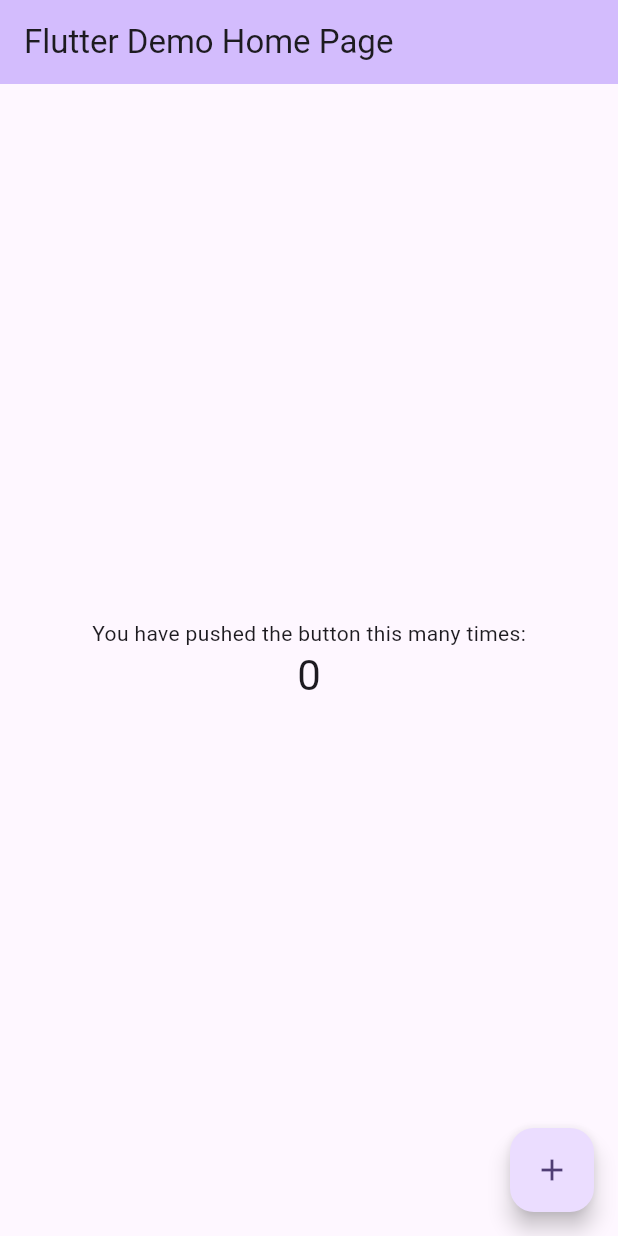
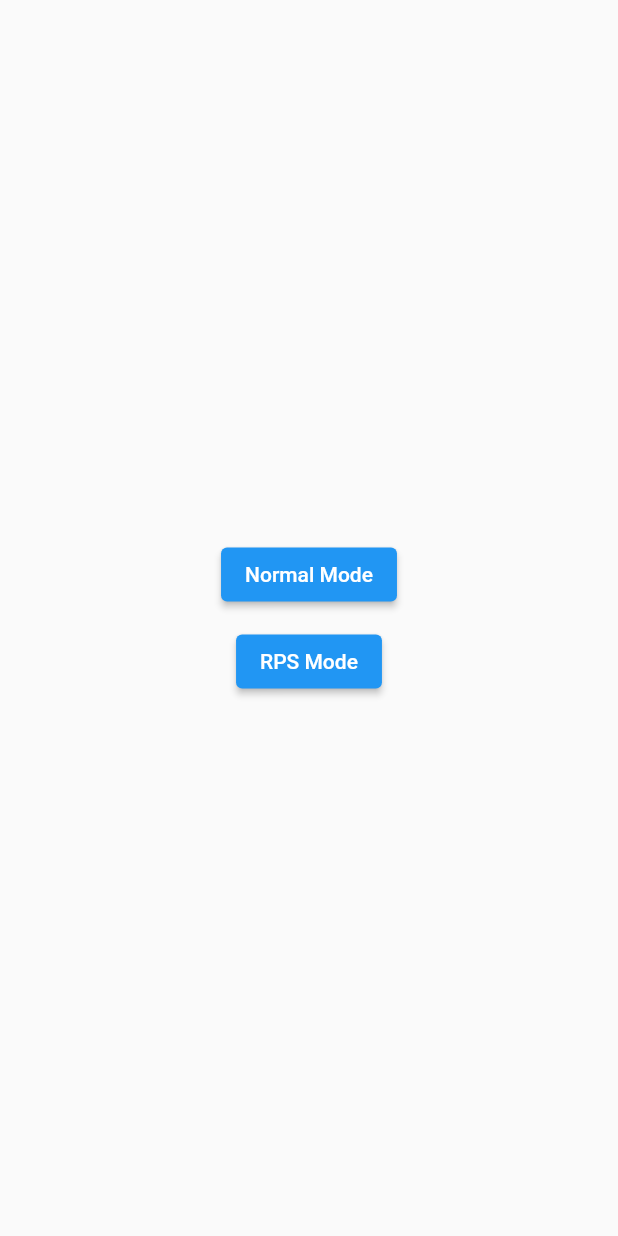
Before and after one commit to Anonymous747/chess_rps, a Flutter app: the screen it shows after launch, on a phone screen of 412 x 824 dp. Run offline on Flutter 3.47's test engine with Material 2 defaults, Android fonts, the phone set to English and light mode, and no system bars.

```diff
--- /dev/null
+++ b/lib/common/typedef.dart
@@ -0,0 +1,3 @@
+import 'package:flutter/material.dart';
+
+typedef WidgetBuilder = Widget Function(BuildContext);
--- a/lib/main.dart
+++ b/lib/main.dart
@@ -1,125 +1,29 @@
+import 'package:chess_rps/screen/mode_selector.dart';
+import 'package:chess_rps/utils/app_routes.dart';
+import 'package:chess_rps/utils/custom_router.dart';
 import 'package:flutter/material.dart';
 
-void main() {
-  runApp(const MyApp());
-}
+void main() => runApp(const Root());
 
-class MyApp extends StatelessWidget {
-  const MyApp({super.key});
+class Root extends StatelessWidget {
+  const Root({Key? key}) : super(key: key);
 
-  // This widget is the root of your application.
   @override
   Widget build(BuildContext context) {
     return MaterialApp(
-      title: 'Flutter Demo',
-      theme: ThemeData(
-        // This is the theme of your application.
-        //
-        // TRY THIS: Try running your application with "flutter run". You'll see
-        // the application has a blue toolbar. Then, without quitting the app,
-        // try changing the seedColor in the colorScheme below to Colors.green
-        // and then invoke "hot reload" (save your changes or press the "hot
-        // reload" button in a Flutter-supported IDE, or press "r" if you used
-        // the command line to start the app).
-        //
-        // Notice that the counter didn't reset back to zero; the application
-        // state is not lost during the reload. To reset the state, use hot
-        // restart instead.
-        //
-        // This works for code too, not just values: Most code changes can be
-        // tested with just a hot reload.
-        colorScheme: ColorScheme.fromSeed(seedColor: Colors.deepPurple),
-        useMaterial3: true,
-      ),
-      home: const MyHomePage(title: 'Flutter Demo Home Page'),
+      navigatorKey: routerKey,
+      routes: appRoutes,
+      initialRoute: ModeSelector.routeName,
+      onGenerateRoute: (settings) {
+        final route = settings.name;
+
+        if (route == null || route.isEmpty || !appRoutes.containsKey(route)) {
+          return null;
+        }
+
+        return MaterialPageRoute(
+            builder: (context) => appRoutes[route]!(context));
+      },
     );
   }
 }
-
-class MyHomePage extends StatefulWidget {
-  const MyHomePage({super.key, required this.title});
-
-  // This widget is the home page of your application. It is stateful, meaning
-  // that it has a State object (defined below) that contains fields that affect
-  // how it looks.
-
-  // This class is the configuration for the state. It holds the values (in this
-  // case the title) provided by the parent (in this case the App widget) and
-  // used by the build method of the State. Fields in a Widget subclass are
-  // always marked "final".
-
-  final String title;
-
-  @override
-  State<MyHomePage> createState() => _MyHomePageState();
-}
-
-class _MyHomePageState extends State<MyHomePage> {
-  int _counter = 0;
-
-  void _incrementCounter() {
-    setState(() {
-      // This call to setState tells the Flutter framework that something has
-      // changed in this State, which causes it to rerun the build method below
-      // so that the display can reflect the updated values. If we changed
-      // _counter without calling setState(), then the build method would not be
-      // called again, and so nothing would appear to happen.
-      _counter++;
-    });
-  }
-
-  @override
-  Widget build(BuildContext context) {
-    // This method is rerun every time setState is called, for instance as done
-    // by the _incrementCounter method above.
-    //
-    // The Flutter framework has been optimized to make rerunning build methods
-    // fast, so that you can just rebuild anything that needs updating rather
-    // than having to individually change instances of widgets.
-    return Scaffold(
-      appBar: AppBar(
-        // TRY THIS: Try changing the color here to a specific color (to
-        // Colors.amber, perhaps?) and trigger a hot reload to see the AppBar
-        // change color while the other colors stay the same.
-        backgroundColor: Theme.of(context).colorScheme.inversePrimary,
-        // Here we take the value from the MyHomePage object that was created by
-        // the App.build method, and use it to set our appbar title.
-        title: Text(widget.title),
-      ),
-      body: Center(
-        // Center is a layout widget. It takes a single child and positions it
-        // in the middle of the parent.
-        child: Column(
-          // Column is also a layout widget. It takes a list of children and
-          // arranges them vertically. By default, it sizes itself to fit its
-          // children horizontally, and tries to be as tall as its parent.
-          //
-          // Column has various properties to control how it sizes itself and
-          // how it positions its children. Here we use mainAxisAlignment to
-          // center the children vertically; the main axis here is the vertical
-          // axis because Columns are vertical (the cross axis would be
-          // horizontal).
-          //
-          // TRY THIS: Invoke "debug painting" (choose the "Toggle Debug Paint"
-          // action in the IDE, or press "p" in the console), to see the
-          // wireframe for each widget.
-          mainAxisAlignment: MainAxisAlignment.center,
-          children: <Widget>[
-            const Text(
-              'You have pushed the button this many times:',
-            ),
-            Text(
-              '$_counter',
-              style: Theme.of(context).textTheme.headlineMedium,
-            ),
-          ],
-        ),
-      ),
-      floatingActionButton: FloatingActionButton(
-        onPressed: _incrementCounter,
-        tooltip: 'Increment',
-        child: const Icon(Icons.add),
-      ), // This trailing comma makes auto-formatting nicer for build methods.
-    );
-  }
-}
--- /dev/null
+++ b/lib/screen/mode_selector.dart
@@ -0,0 +1,34 @@
+import 'package:chess_rps/screen/chess_screen.dart';
+import 'package:chess_rps/utils/custom_router.dart';
+import 'package:flutter/material.dart';
+
+const _normalModeText = 'Normal Mode';
+const _rpsModeText = 'RPS Mode';
+
+class ModeSelector extends StatelessWidget {
+  static const routeName = "modeSelector";
+
+  const ModeSelector({Key? key}) : super(key: key);
+
+  @override
+  Widget build(BuildContext context) {
+    return Scaffold(
+      body: Center(
+        child: Column(
+          mainAxisAlignment: MainAxisAlignment.center,
+          children: [
+            ElevatedButton(
+              child: const Text(_normalModeText),
+              onPressed: () => pushNamed(ChessScreen.routeName),
+            ),
+            const SizedBox(height: 10),
+            ElevatedButton(
+              child: const Text(_rpsModeText),
+              onPressed: () => pushNamed(ChessScreen.routeName),
+            ),
+          ],
+        ),
+      ),
+    );
+  }
+}
--- /dev/null
+++ b/lib/utils/app_routes.dart
@@ -0,0 +1,8 @@
+import 'package:chess_rps/screen/chess_screen.dart';
+import 'package:chess_rps/screen/mode_selector.dart';
+import 'package:flutter/cupertino.dart';
+
+final appRoutes = <String, Widget Function(BuildContext)>{
+  ModeSelector.routeName: (context) => const ModeSelector(),
+  ChessScreen.routeName: (context) => const ChessScreen(),
+};
```
Also changed, not shown: lib/screen/chess_screen.dart (added, +30 -0 lines), lib/utils/custom_router.dart (added, +11 -0 lines), lib/widget/board_widget.dart (added, +33 -0 lines), lib/widget/cell_widget.dart (added, +18 -0 lines), 1 other file.
